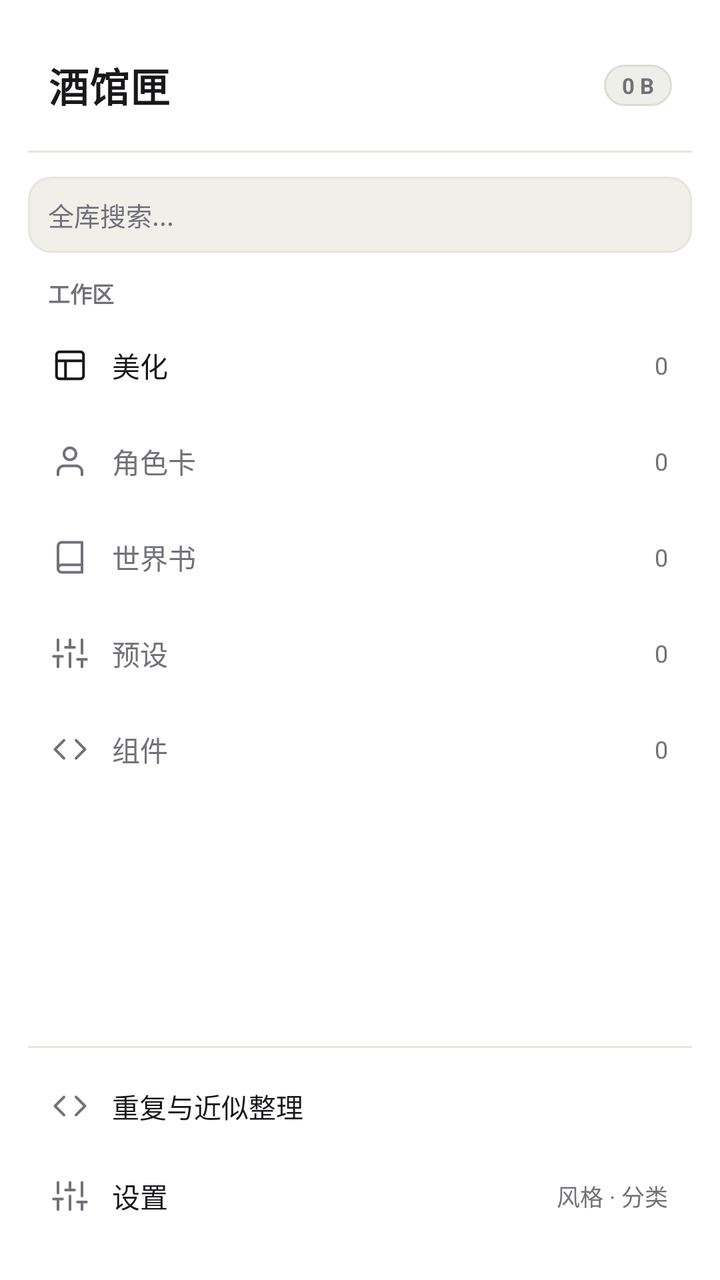
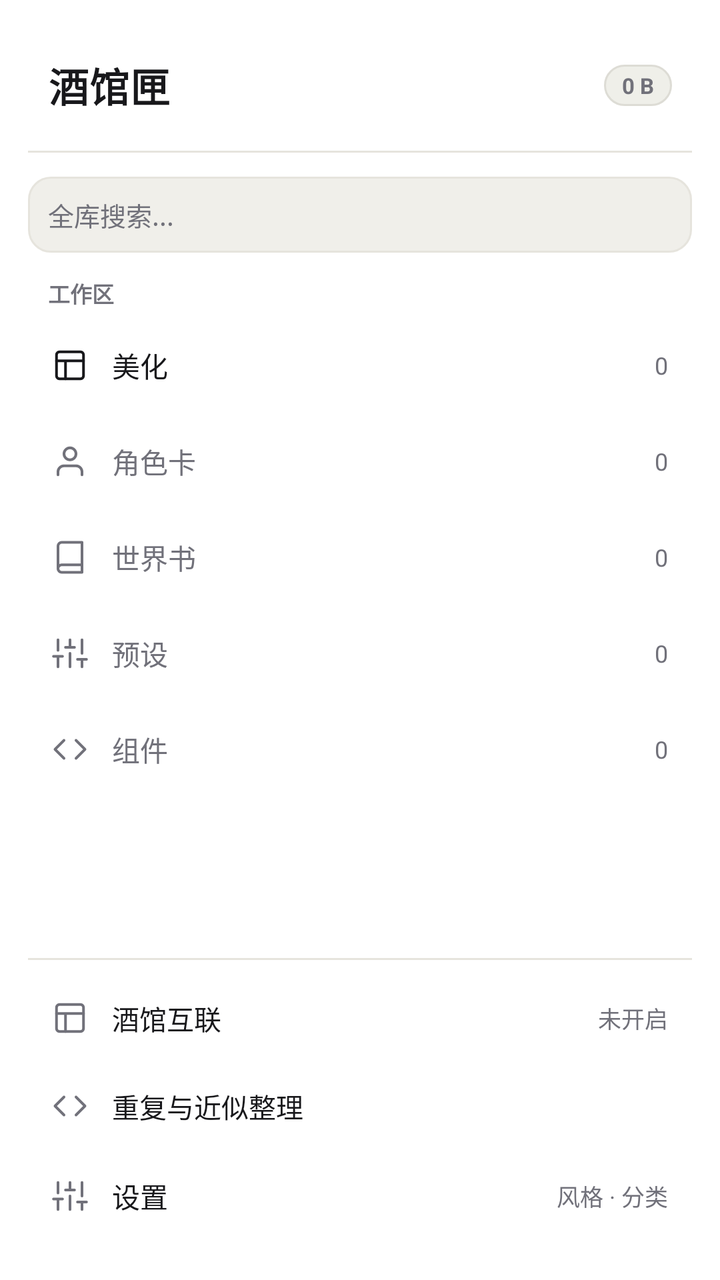

Compare the two renders of this Android layout. The source of the first and the diff that turns it into the second are given below.
<!-- AndroidManifest.xml: application theme Theme.STThemeVault -->
<!-- res/layout/layout_drawer.xml -->
<?xml version="1.0" encoding="utf-8"?>
<LinearLayout xmlns:android="http://schemas.android.com/apk/res/android"
    xmlns:app="http://schemas.android.com/apk/res-auto"
    android:layout_width="276dp"
    android:layout_height="match_parent"
    android:layout_gravity="start"
    android:background="@color/surface"
    android:clickable="true"
    android:focusable="true"
    android:orientation="vertical"
    android:paddingHorizontal="14dp"
    android:paddingTop="28dp"
    android:paddingBottom="20dp">

    
    <LinearLayout
        android:layout_width="match_parent"
        android:layout_height="wrap_content"
        android:gravity="center_vertical"
        android:orientation="horizontal"
        android:paddingHorizontal="10dp"
        android:paddingBottom="18dp">

        <TextView
            android:layout_width="0dp"
            android:layout_height="wrap_content"
            android:layout_weight="1"
            android:letterSpacing="0.02"
            android:text="酒馆匣"
            android:textColor="@color/text_primary"
            android:textSize="20sp"
            android:textStyle="bold" />

        <TextView
            android:id="@+id/tvDrawerTotalSize"
            android:layout_width="wrap_content"
            android:layout_height="wrap_content"
            android:background="@drawable/bg_pill_accent"
            android:paddingHorizontal="9dp"
            android:paddingVertical="3dp"
            android:text="0 B"
            android:textColor="@color/text_muted"
            android:textSize="11sp"
            android:textStyle="bold" />
    </LinearLayout>

    <View
        android:layout_width="match_parent"
        android:layout_height="1dp"
        android:layout_marginBottom="12dp"
        android:background="@color/border" />

    
    <LinearLayout
        android:layout_width="match_parent"
        android:layout_height="38dp"
        android:layout_marginBottom="12dp"
        android:background="@drawable/bg_input"
        android:gravity="center_vertical"
        android:orientation="horizontal"
        android:paddingHorizontal="10dp">

        <EditText
            android:id="@+id/etDrawerGlobalSearch"
            android:layout_width="0dp"
            android:layout_height="match_parent"
            android:layout_weight="1"
            android:background="@android:color/transparent"
            android:hint="全库搜索..."
            android:imeOptions="actionSearch"
            android:inputType="text"
            android:singleLine="true"
            android:textColor="@color/text_primary"
            android:textColorHint="@color/text_muted"
            android:textSize="13sp" />

        <TextView
            android:id="@+id/btnDrawerSearchClear"
            android:layout_width="wrap_content"
            android:layout_height="wrap_content"
            android:clickable="true"
            android:focusable="true"
            android:paddingHorizontal="6dp"
            android:paddingVertical="4dp"
            android:text="✕"
            android:textColor="@color/text_muted"
            android:textSize="12sp"
            android:visibility="gone" />
    </LinearLayout>

    
    <TextView
        android:id="@+id/tvDrawerSearchEmpty"
        android:layout_width="match_parent"
        android:layout_height="wrap_content"
        android:gravity="center"
        android:paddingVertical="24dp"
        android:text="未找到匹配资源"
        android:textColor="@color/text_muted"
        android:textSize="12.5sp"
        android:visibility="gone" />

    <androidx.recyclerview.widget.RecyclerView
        android:id="@+id/rvDrawerGlobalSearch"
        android:layout_width="match_parent"
        android:layout_height="0dp"
        android:layout_weight="1"
        android:visibility="gone" />

    
    <LinearLayout
        android:id="@+id/drawerNavGroup"
        android:layout_width="match_parent"
        android:layout_height="0dp"
        android:layout_weight="1"
        android:orientation="vertical">

    <TextView
        android:layout_width="wrap_content"
        android:layout_height="wrap_content"
        android:layout_marginBottom="6dp"
        android:paddingHorizontal="10dp"
        android:text="工作区"
        android:textColor="@color/text_muted"
        android:textSize="11sp"
        android:textStyle="bold" />

    
    <LinearLayout
        android:id="@+id/drawerItemThemes"
        android:layout_width="match_parent"
        android:layout_height="44dp"
        android:layout_marginBottom="4dp"
        android:clickable="true"
        android:focusable="true"
        android:gravity="center_vertical"
        android:orientation="horizontal"
        android:paddingHorizontal="12dp">

        <ImageView
            android:id="@+id/ivDrawerThemes"
            android:layout_width="18dp"
            android:layout_height="18dp"
            android:src="@drawable/ic_module_theme"
            app:tint="@color/text_primary" />

        <TextView
            android:id="@+id/tvDrawerThemes"
            android:layout_width="0dp"
            android:layout_height="wrap_content"
            android:layout_marginStart="12dp"
            android:layout_weight="1"
            android:text="美化"
            android:textColor="@color/text_primary"
            android:textSize="14sp" />

        <TextView
            android:id="@+id/tvCountThemes"
            android:layout_width="wrap_content"
            android:layout_height="wrap_content"
            android:text="0"
            android:textColor="@color/text_muted"
            android:textSize="12sp" />
    </LinearLayout>

    
    <LinearLayout
        android:id="@+id/drawerItemCharacters"
        android:layout_width="match_parent"
        android:layout_height="44dp"
        android:layout_marginBottom="4dp"
        android:clickable="true"
        android:focusable="true"
        android:gravity="center_vertical"
        android:orientation="horizontal"
        android:paddingHorizontal="12dp">

        <ImageView
            android:id="@+id/ivDrawerCharacters"
            android:layout_width="18dp"
            android:layout_height="18dp"
            android:src="@drawable/ic_module_character"
            app:tint="@color/text_muted" />

        <TextView
            android:id="@+id/tvDrawerCharacters"
            android:layout_width="0dp"
            android:layout_height="wrap_content"
            android:layout_marginStart="12dp"
            android:layout_weight="1"
            android:text="角色卡"
            android:textColor="@color/text_muted"
            android:textSize="14sp" />

        <TextView
            android:id="@+id/tvCountChars"
            android:layout_width="wrap_content"
            android:layout_height="wrap_content"
            android:text="0"
            android:textColor="@color/text_muted"
            android:textSize="12sp" />
    </LinearLayout>

    
    <LinearLayout
        android:id="@+id/drawerItemWorldBooks"
        android:layout_width="match_parent"
        android:layout_height="44dp"
        android:layout_marginBottom="4dp"
        android:clickable="true"
        android:focusable="true"
        android:gravity="center_vertical"
        android:orientation="horizontal"
        android:paddingHorizontal="12dp">

        <ImageView
            android:id="@+id/ivDrawerWorldBooks"
            android:layout_width="18dp"
            android:layout_height="18dp"
            android:src="@drawable/ic_module_worldbook"
            app:tint="@color/text_muted" />

        <TextView
            android:id="@+id/tvDrawerWorldBooks"
            android:layout_width="0dp"
            android:layout_height="wrap_content"
            android:layout_marginStart="12dp"
            android:layout_weight="1"
            android:text="世界书"
            android:textColor="@color/text_muted"
            android:textSize="14sp" />

        <TextView
            android:id="@+id/tvCountBooks"
            android:layout_width="wrap_content"
            android:layout_height="wrap_content"
            android:text="0"
            android:textColor="@color/text_muted"
            android:textSize="12sp" />
    </LinearLayout>

    
    <LinearLayout
        android:id="@+id/drawerItemPresets"
        android:layout_width="match_parent"
        android:layout_height="44dp"
        android:layout_marginBottom="4dp"
        android:clickable="true"
        android:focusable="true"
        android:gravity="center_vertical"
        android:orientation="horizontal"
        android:paddingHorizontal="12dp">

        <ImageView
            android:id="@+id/ivDrawerPresets"
            android:layout_width="18dp"
            android:layout_height="18dp"
            android:src="@drawable/ic_module_preset"
            app:tint="@color/text_muted" />

        <TextView
            android:id="@+id/tvDrawerPresets"
            android:layout_width="0dp"
            android:layout_height="wrap_content"
            android:layout_marginStart="12dp"
            android:layout_weight="1"
            android:text="预设"
            android:textColor="@color/text_muted"
            android:textSize="14sp" />

        <TextView
            android:id="@+id/tvCountPresets"
            android:layout_width="wrap_content"
            android:layout_height="wrap_content"
            android:text="0"
            android:textColor="@color/text_muted"
            android:textSize="12sp" />
    </LinearLayout>

    
    <LinearLayout
        android:id="@+id/drawerItemComponents"
        android:layout_width="match_parent"
        android:layout_height="44dp"
        android:layout_marginBottom="4dp"
        android:clickable="true"
        android:focusable="true"
        android:gravity="center_vertical"
        android:orientation="horizontal"
        android:paddingHorizontal="12dp">

        <ImageView
            android:id="@+id/ivDrawerComponents"
            android:layout_width="18dp"
            android:layout_height="18dp"
            android:src="@drawable/ic_module_component"
            app:tint="@color/text_muted" />

        <TextView
            android:id="@+id/tvDrawerComponents"
            android:layout_width="0dp"
            android:layout_height="wrap_content"
            android:layout_marginStart="12dp"
            android:layout_weight="1"
            android:text="组件"
            android:textColor="@color/text_muted"
            android:textSize="14sp" />

        <TextView
            android:id="@+id/tvCountComps"
            android:layout_width="wrap_content"
            android:layout_height="wrap_content"
            android:text="0"
            android:textColor="@color/text_muted"
            android:textSize="12sp" />
    </LinearLayout>

    </LinearLayout>

    <View
        android:layout_width="match_parent"
        android:layout_height="1dp"
        android:layout_marginBottom="8dp"
        android:background="@color/border" />

    
    <LinearLayout
        android:id="@+id/drawerItemDedup"
        android:layout_width="match_parent"
        android:layout_height="42dp"
        android:layout_marginBottom="2dp"
        android:clickable="true"
        android:focusable="true"
        android:gravity="center_vertical"
        android:orientation="horizontal"
        android:paddingHorizontal="12dp">

        <ImageView
            android:layout_width="18dp"
            android:layout_height="18dp"
            android:src="@drawable/ic_module_component"
            app:tint="@color/text_muted" />

        <TextView
            android:layout_width="0dp"
            android:layout_height="wrap_content"
            android:layout_marginStart="12dp"
            android:layout_weight="1"
            android:text="重复与近似整理"
            android:textColor="@color/text_primary"
            android:textSize="13.5sp" />
    </LinearLayout>

    
    <LinearLayout
        android:id="@+id/drawerItemSettings"
        android:layout_width="match_parent"
        android:layout_height="44dp"
        android:clickable="true"
        android:focusable="true"
        android:gravity="center_vertical"
        android:orientation="horizontal"
        android:paddingHorizontal="12dp">

        <ImageView
            android:layout_width="18dp"
            android:layout_height="18dp"
            android:src="@drawable/ic_module_preset"
            app:tint="@color/text_muted" />

        <TextView
            android:layout_width="0dp"
            android:layout_height="wrap_content"
            android:layout_marginStart="12dp"
            android:layout_weight="1"
            android:text="设置"
            android:textColor="@color/text_primary"
            android:textSize="14sp" />

        <TextView
            android:layout_width="wrap_content"
            android:layout_height="wrap_content"
            android:text="风格 · 分类"
            android:textColor="@color/text_muted"
            android:textSize="11.5sp" />
    </LinearLayout>
</LinearLayout>
<!-- resources referenced by this layout -->
<resources>
  <color name="border">#E6E4DD</color>
  <color name="surface">#FFFFFF</color>
  <color name="text_muted">#71717A</color>
  <color name="text_primary">#18181B</color>
  <!-- drawable bg_input (drawable) -->
  <?xml version="1.0" encoding="utf-8"?>
  <shape xmlns:android="http://schemas.android.com/apk/res/android" android:shape="rectangle">
      <solid android:color="@color/surface_2" />
      <corners android:radius="11dp" />
      <stroke android:width="1dp" android:color="@color/border" />
  </shape>
  <!-- drawable bg_pill_accent (drawable) -->
  <?xml version="1.0" encoding="utf-8"?>
  <shape xmlns:android="http://schemas.android.com/apk/res/android" android:shape="rectangle">
      <solid android:color="@color/pill_accent_bg" />
      <corners android:radius="999dp" />
      <stroke android:width="1dp" android:color="@color/pill_accent_stroke" />
  </shape>
  <!-- drawable ic_module_character (drawable) -->
  <?xml version="1.0" encoding="utf-8"?>
  <vector xmlns:android="http://schemas.android.com/apk/res/android"
      android:width="20dp"
      android:height="20dp"
      android:viewportWidth="24"
      android:viewportHeight="24">
      <path
          android:fillColor="@android:color/transparent"
          android:pathData="M20,21v-2a4,4 0,0 0,-4 -4H8a4,4 0,0 0,-4 4v2"
          android:strokeWidth="1.8"
          android:strokeColor="#FFFFFF"
          android:strokeLineCap="round"
          android:strokeLineJoin="round" />
      <path
          android:fillColor="@android:color/transparent"
          android:pathData="M12,3a4,4 0,1 0,0 8a4,4 0,1 0,0 -8z"
          android:strokeWidth="1.8"
          android:strokeColor="#FFFFFF"
          android:strokeLineCap="round" />
  </vector>
  <!-- drawable ic_module_component (drawable) -->
  <?xml version="1.0" encoding="utf-8"?>
  <vector xmlns:android="http://schemas.android.com/apk/res/android"
      android:width="20dp"
      android:height="20dp"
      android:viewportWidth="24"
      android:viewportHeight="24">
      <path
          android:fillColor="@android:color/transparent"
          android:pathData="M16,18l6,-6l-6,-6M8,6l-6,6l6,6"
          android:strokeWidth="1.8"
          android:strokeColor="#FFFFFF"
          android:strokeLineCap="round"
          android:strokeLineJoin="round" />
  </vector>
  <!-- drawable ic_module_preset (drawable) -->
  <?xml version="1.0" encoding="utf-8"?>
  <vector xmlns:android="http://schemas.android.com/apk/res/android"
      android:width="20dp"
      android:height="20dp"
      android:viewportWidth="24"
      android:viewportHeight="24">
      <path
          android:fillColor="@android:color/transparent"
          android:pathData="M4,21v-7M4,10V3M12,21v-9M12,8V3M20,21v-5M20,12V3M1,14h6M9,8h6M17,16h6"
          android:strokeWidth="1.8"
          android:strokeColor="#FFFFFF"
          android:strokeLineCap="round"
          android:strokeLineJoin="round" />
  </vector>
  <!-- drawable ic_module_theme (drawable) -->
  <?xml version="1.0" encoding="utf-8"?>
  <vector xmlns:android="http://schemas.android.com/apk/res/android"
      android:width="20dp"
      android:height="20dp"
      android:viewportWidth="24"
      android:viewportHeight="24">
      <path
          android:fillColor="@android:color/transparent"
          android:pathData="M3,5a2,2 0,0 1,2 -2h14a2,2 0,0 1,2 2v14a2,2 0,0 1,-2 2H5a2,2 0,0 1,-2 -2V5z"
          android:strokeWidth="1.8"
          android:strokeColor="#FFFFFF"
          android:strokeLineJoin="round" />
      <path
          android:fillColor="@android:color/transparent"
          android:pathData="M3,9h18M9,21V9"
          android:strokeWidth="1.8"
          android:strokeColor="#FFFFFF"
          android:strokeLineCap="round" />
  </vector>
  <color name="surface_2">#F0EFEA</color>
  <color name="pill_accent_bg">#EFEFE9</color>
  <color name="pill_accent_stroke">#DDDCD5</color>
  <color name="accent">#18181B</color>
  <color name="on_accent">#FFFFFF</color>
  <color name="bg">#F7F7F5</color>
  <!-- unchanged entries left out for length: 2 -->
</resources>

<!-- the commit's change to res/layout/layout_drawer.xml (unified diff, before → after) -->
@@ -325,7 +325,7 @@
 
     
     <LinearLayout
-        android:id="@+id/drawerItemDedup"
+        android:id="@+id/drawerItemBridge"
         android:layout_width="match_parent"
         android:layout_height="42dp"
         android:layout_marginBottom="2dp"
@@ -338,6 +338,42 @@
         <ImageView
             android:layout_width="18dp"
             android:layout_height="18dp"
+            android:src="@drawable/ic_module_theme"
+            app:tint="@color/text_muted" />
+
+        <TextView
+            android:layout_width="0dp"
+            android:layout_height="wrap_content"
+            android:layout_marginStart="12dp"
+            android:layout_weight="1"
+            android:text="酒馆互联"
+            android:textColor="@color/text_primary"
+            android:textSize="13.5sp" />
+
+        <TextView
+            android:id="@+id/tvDrawerBridgeStatus"
+            android:layout_width="wrap_content"
+            android:layout_height="wrap_content"
+            android:text="未开启"
+            android:textColor="@color/text_muted"
+            android:textSize="11.5sp" />
+    </LinearLayout>
+
+    
+    <LinearLayout
+        android:id="@+id/drawerItemDedup"
+        android:layout_width="match_parent"
+        android:layout_height="42dp"
+        android:layout_marginBottom="2dp"
+        android:clickable="true"
+        android:focusable="true"
+        android:gravity="center_vertical"
+        android:orientation="horizontal"
+        android:paddingHorizontal="12dp">
+
+        <ImageView
+            android:layout_width="18dp"
+            android:layout_height="18dp"
             android:src="@drawable/ic_module_component"
             app:tint="@color/text_muted" />
 
